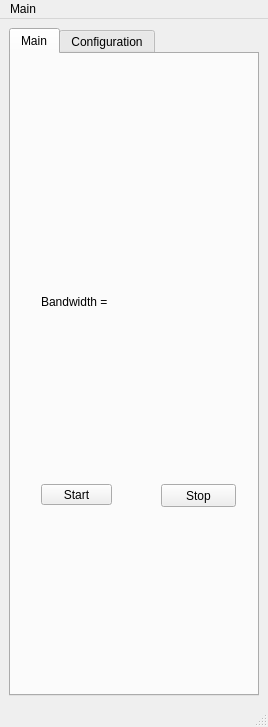
Before: the Qt Designer form mainwindow.ui in OskarCodes/SystolicHost, drawn with Qt 5.
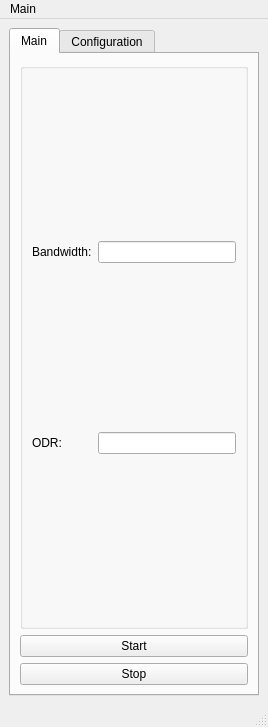
After: the same form once the commit is applied.

Commit message: Added better looking boxes for ODR and Bandwidth in GUI Python code sets these GUI boxes as read only and fills them with their respective data on save

```diff
--- a/mainwindow.ui
+++ b/mainwindow.ui
@@ -42,45 +42,51 @@
        <attribute name="title">
         <string>Main</string>
        </attribute>
+       <layout class="QVBoxLayout" name="verticalLayout_7">
+        <item>
+         <widget class="QGroupBox" name="Parameters">
+          <property name="title">
+           <string/>
+          </property>
+          <layout class="QGridLayout" name="gridLayout">
+           <item row="1" column="1">
+            <widget class="QLineEdit" name="ODRline"/>
+           </item>
+           <item row="0" column="0">
+            <widget class="QLabel" name="bandwidthlabel">
+             <property name="text">
+              <string>Bandwidth:</string>
+             </property>
+            </widget>
+           </item>
+           <item row="0" column="1">
+            <widget class="QLineEdit" name="bandwidthline"/>
+           </item>
+           <item row="1" column="0">
+            <widget class="QLabel" name="ODRlabel">
+             <property name="text">
+              <string>ODR:</string>
+             </property>
+            </widget>
+           </item>
+          </layout>
+         </widget>
+        </item>
+        <item>
        <widget class="QPushButton" name="startButton">
-        <property name="geometry">
-         <rect>
-          <x>30</x>
-          <y>430</y>
-          <width>71</width>
-          <height>21</height>
-         </rect>
-        </property>
         <property name="text">
          <string>Start</string>
         </property>
        </widget>
+        </item>
+        <item>
        <widget class="QPushButton" name="stopButton">
-        <property name="geometry">
-         <rect>
-          <x>150</x>
-          <y>430</y>
-          <width>75</width>
-          <height>23</height>
-         </rect>
-        </property>
         <property name="text">
          <string>Stop</string>
         </property>
        </widget>
-       <widget class="QLabel" name="bandwidthlabel">
-        <property name="geometry">
-         <rect>
-          <x>30</x>
-          <y>240</y>
-          <width>151</width>
-          <height>16</height>
-         </rect>
-        </property>
-        <property name="text">
-         <string>Bandwidth = </string>
-        </property>
-       </widget>
+        </item>
+       </layout>
       </widget>
       <widget class="QWidget" name="Config">
        <attribute name="title">
```
Lines whose indentation alone changed are shown as unchanged. The commit also changes 1 other file.
